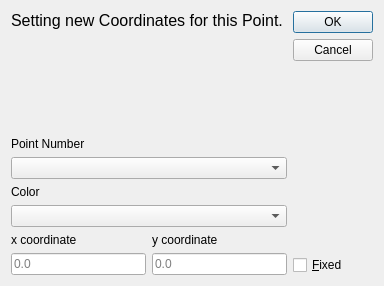
Old version of the form core/entities/edit_point.ui in the repository KmolYuan/Pyslvs-UI.
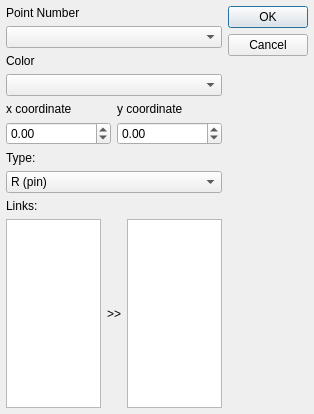
New version of the form. Icons and pictures are not drawn.

The edit to the form file:
```diff
--- a/core/entities/edit_point.ui
+++ b/core/entities/edit_point.ui
@@ -6,20 +6,20 @@
    <rect>
     <x>0</x>
     <y>0</y>
-    <width>384</width>
-    <height>286</height>
+    <width>314</width>
+    <height>414</height>
    </rect>
   </property>
   <property name="minimumSize">
    <size>
-    <width>384</width>
-    <height>286</height>
+    <width>314</width>
+    <height>414</height>
    </size>
   </property>
   <property name="maximumSize">
    <size>
-    <width>384</width>
-    <height>286</height>
+    <width>314</width>
+    <height>414</height>
    </size>
   </property>
   <property name="windowTitle">
@@ -29,44 +29,28 @@
    <iconset resource="../../icons.qrc">
     <normaloff>:/icons/bearing.png</normaloff>:/icons/bearing.png</iconset>
   </property>
-  <property name="sizeGripEnabled">
-   <bool>false</bool>
-  </property>
   <property name="modal">
    <bool>true</bool>
   </property>
-  <layout class="QHBoxLayout" name="horizontalLayout">
+  <layout class="QHBoxLayout" name="horizontalLayout_2">
+   <property name="leftMargin">
+    <number>6</number>
+   </property>
+   <property name="topMargin">
+    <number>6</number>
+   </property>
+   <property name="rightMargin">
+    <number>6</number>
+   </property>
+   <property name="bottomMargin">
+    <number>6</number>
+   </property>
    <item>
     <layout class="QVBoxLayout" name="verticalLayout">
      <item>
-      <widget class="QLabel" name="label_3">
-       <property name="sizePolicy">
-        <sizepolicy hsizetype="Preferred" vsizetype="Expanding">
-         <horstretch>0</horstretch>
-         <verstretch>0</verstretch>
-        </sizepolicy>
-       </property>
+      <widget class="QLabel" name="name_label">
        <property name="text">
-        <string>&lt;html&gt;&lt;head/&gt;&lt;body&gt;&lt;p&gt;&lt;span style=&quot; font-size:12pt;&quot;&gt;Setting new Coordinates for this Point.&lt;/span&gt;&lt;/p&gt;&lt;/body&gt;&lt;/html&gt;</string>
-       </property>
-       <property name="textFormat">
-        <enum>Qt::RichText</enum>
-       </property>
-       <property name="alignment">
-        <set>Qt::AlignLeading|Qt::AlignLeft|Qt::AlignTop</set>
-       </property>
-       <property name="wordWrap">
-        <bool>true</bool>
-       </property>
-      </widget>
-     </item>
-     <item>
-      <widget class="QLabel" name="label_4">
-       <property name="text">
-        <string>&lt;html&gt;&lt;head/&gt;&lt;body&gt;&lt;p&gt;Point Number&lt;/p&gt;&lt;/body&gt;&lt;/html&gt;</string>
-       </property>
-       <property name="textFormat">
-        <enum>Qt::RichText</enum>
+        <string>Point Number</string>
        </property>
        <property name="alignment">
         <set>Qt::AlignLeading|Qt::AlignLeft|Qt::AlignTop</set>
@@ -79,10 +63,7 @@
      <item>
       <widget class="QLabel" name="label_5">
        <property name="text">
-        <string>&lt;html&gt;&lt;head/&gt;&lt;body&gt;&lt;p&gt;Color&lt;/p&gt;&lt;/body&gt;&lt;/html&gt;</string>
-       </property>
-       <property name="textFormat">
-        <enum>Qt::RichText</enum>
+        <string>Color</string>
        </property>
        <property name="alignment">
         <set>Qt::AlignLeading|Qt::AlignLeft|Qt::AlignTop</set>
@@ -109,16 +90,92 @@
         </widget>
        </item>
        <item row="1" column="0">
-        <widget class="QLineEdit" name="X_coordinate">
-         <property name="placeholderText">
-          <string>0.0</string>
+        <widget class="QDoubleSpinBox" name="X_coordinate">
+         <property name="minimum">
+          <double>-999999.000000000000000</double>
+         </property>
+         <property name="maximum">
+          <double>999999.000000000000000</double>
          </property>
         </widget>
        </item>
        <item row="1" column="1">
-        <widget class="QLineEdit" name="Y_coordinate">
-         <property name="placeholderText">
-          <string>0.0</string>
+        <widget class="QDoubleSpinBox" name="Y_coordinate">
+         <property name="minimum">
+          <double>-999999.000000000000000</double>
+         </property>
+         <property name="maximum">
+          <double>999999.000000000000000</double>
+         </property>
+        </widget>
+       </item>
+      </layout>
+     </item>
+     <item>
+      <widget class="QLabel" name="type_label">
+       <property name="text">
+        <string>Type:</string>
+       </property>
+      </widget>
+     </item>
+     <item>
+      <widget class="QComboBox" name="Type">
+       <item>
+        <property name="text">
+         <string>R (pin)</string>
+        </property>
+       </item>
+       <item>
+        <property name="text">
+         <string>P (slider block)</string>
+        </property>
+       </item>
+       <item>
+        <property name="text">
+         <string>RP (pin in slot)</string>
+        </property>
+       </item>
+      </widget>
+     </item>
+     <item>
+      <widget class="QLabel" name="label_3">
+       <property name="text">
+        <string>Links:</string>
+       </property>
+      </widget>
+     </item>
+     <item>
+      <layout class="QHBoxLayout" name="horizontalLayout">
+       <item>
+        <widget class="QListWidget" name="noSelected">
+         <property name="dragEnabled">
+          <bool>true</bool>
+         </property>
+         <property name="dragDropMode">
+          <enum>QAbstractItemView::DragDrop</enum>
+         </property>
+         <property name="defaultDropAction">
+          <enum>Qt::MoveAction</enum>
+         </property>
+        </widget>
+       </item>
+       <item>
+        <widget class="QLabel" name="label_4">
+         <property name="text">
+          <string>&gt;&gt;</string>
+         </property>
+        </widget>
+       </item>
+       <item>
+        <widget class="QListWidget" name="selected">
+         <property name="dragEnabled">
+          <bool>true</bool>
+         </property>
+         <property name="dragDropMode">
+          <enum>QAbstractItemView::DragDrop</enum>
+         </property>
+         <property name="defaultDropAction">
+          <enum>Qt::MoveAction</enum>
          </property>
         </widget>
        </item>
@@ -157,19 +214,6 @@
        </property>
       </spacer>
      </item>
-     <item>
-      <widget class="QCheckBox" name="Fix_Point">
-       <property name="sizePolicy">
-        <sizepolicy hsizetype="Fixed" vsizetype="Fixed">
-         <horstretch>0</horstretch>
-         <verstretch>0</verstretch>
-        </sizepolicy>
-       </property>
-       <property name="text">
-        <string>&amp;Fixed</string>
-       </property>
-      </widget>
-     </item>
     </layout>
    </item>
   </layout>
```
Left out of the diff: 2 changed lines with no effect on the pictures.
